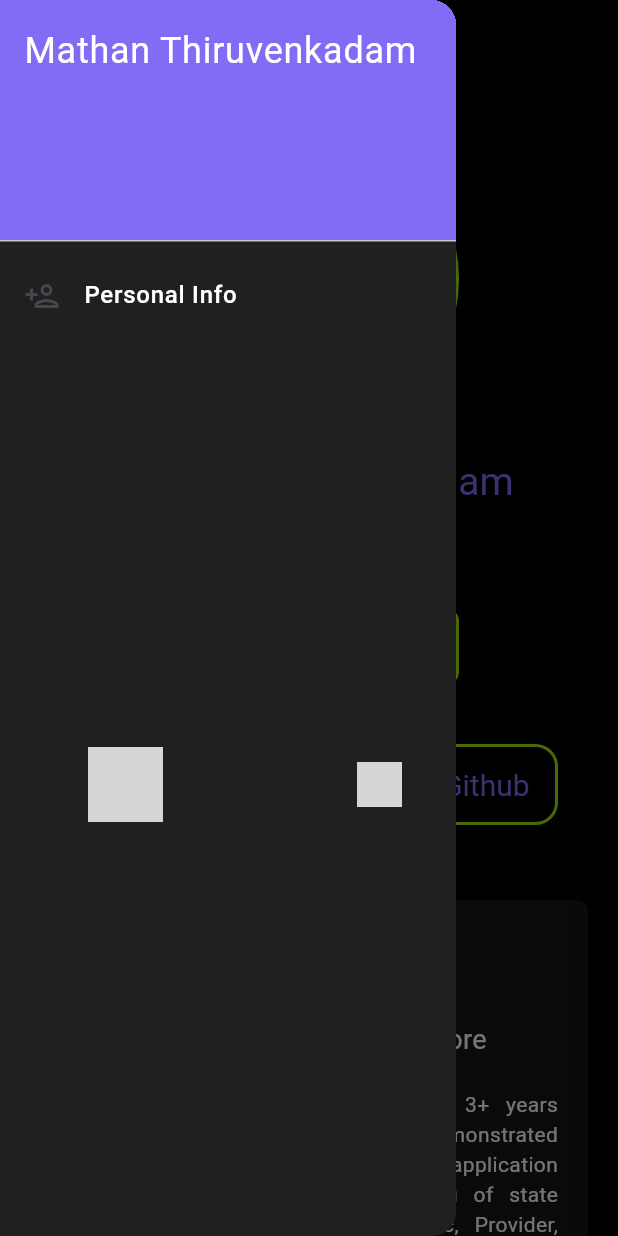
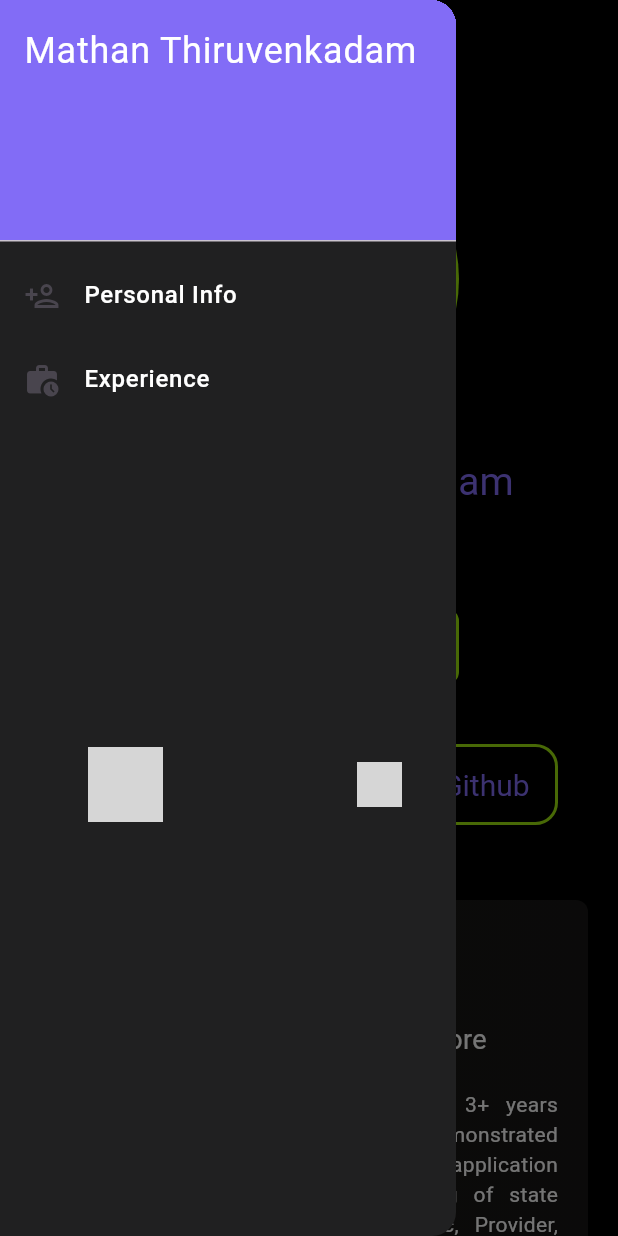
Before and after one commit to mathantr/personal_portfolio, a Flutter app: the screen it shows after launch, with the side drawer open, on a phone screen of 412 x 824 dp. Run offline on Flutter 3.47's test engine with Material 3 defaults, Android fonts, the phone set to English and light mode, and no system bars; drawn by our look-alikes of animated_text_kit; missing offline and left inert: dart:html; network calls fail; grey boxes are pictures that could not be loaded.

Commit message:
update code

```diff
--- a/lib/ui/widget/about_widget.dart
+++ b/lib/ui/widget/about_widget.dart
@@ -182,13 +182,16 @@ class AboutWidget extends StatelessWidget {
                                         width: 20,
                                         fit: BoxFit.cover),
                                   ],
-                                )
+                                ),
                               ],
                             ),
                           ),
                         ),
                       ],
                     ),
+              const SizedBox(
+                height: 20,
+              ),
             ],
           ),
         ),
--- a/lib/ui/widget/box_profile_container.dart
+++ b/lib/ui/widget/box_profile_container.dart
@@ -12,6 +12,12 @@ class BoxProfileContainer extends StatelessWidget {
 
   @override
   Widget build(BuildContext context) {
+    final colorizeColors = [
+      Colors.white,
+      ConstColor.lightBlue,
+      Colors.yellow,
+      Colors.red,
+    ];
     return CommonResponsive.w < 600
         ? Padding(
             padding: const EdgeInsets.symmetric(horizontal: 20),
@@ -101,21 +107,49 @@ class BoxProfileContainer extends StatelessWidget {
                     height: 75,
                     width: 75,
                   ),
-                  TextWidget(
-                    text: 'LinkedIn',
-                    fontSize: 20,
-                    color: Colors.white.withValues(alpha: 0.5),
-                  ),
+                  AnimatedTextKit(repeatForever: true, animatedTexts: [
+                    ColorizeAnimatedText(
+                      'LinkedIn',
+                      textStyle: TextStyle(
+                          fontSize: 22.0,
+                          fontFamily: 'Horizon',
+                          fontWeight: FontWeight.w600),
+                      colors: colorizeColors,
+                    ),
+                  ]),
                   Spacer(),
                   Image.network(
                       'https://img.icons8.com/ios_filled/200/FFFFFF/github.png',
                       height: 50,
                       width: 50,
                       fit: BoxFit.cover),
-                  TextWidget(
-                    text: 'Github',
-                    fontSize: 20,
-                    color: Colors.white.withValues(alpha: 0.5),
+                  Row(
+                    mainAxisSize: MainAxisSize.min,
+                    children: <Widget>[
+                      const SizedBox(width: 20.0, height: 100.0),
+                      const Text(
+                        'Git',
+                        style: TextStyle(fontSize: 28.0, color: Colors.white),
+                      ),
+                      const SizedBox(width: 10.0, height: 100.0),
+                      DefaultTextStyle(
+                        style: const TextStyle(
+                          fontSize: 28,
+                          fontFamily: 'Horizon',
+                        ),
+                        child: AnimatedTextKit(
+                          repeatForever: true,
+                          animatedTexts: [
+                            RotateAnimatedText('Hub',
+                                textStyle: TextStyle(
+                                    color: ConstColor.lightBlue, fontSize: 24)),
+                          ],
+                          onTap: () {
+                            print("Tap Event");
+                          },
+                        ),
+                      ),
+                    ],
                   ),
                   Spacer(),
                 ],
--- a/lib/ui/widget/download_pdf/resume_download.dart
+++ b/lib/ui/widget/download_pdf/resume_download.dart
@@ -30,8 +30,7 @@ class _DownloadPDFPageState extends State<DownloadPDFPage> {
 
   @override
   Widget build(BuildContext context) {
-    return Center(
-      child: InkWell(
+    return InkWell(
       onTap: _downloadPDF, // Handle tap to download
       child: Container(
         height: 50,
@@ -55,7 +54,6 @@ class _DownloadPDFPageState extends State<DownloadPDFPage> {
           ],
         ),
       ),
-      ),
     );
   }
 }
--- a/lib/ui/widget/drawer_widget.dart
+++ b/lib/ui/widget/drawer_widget.dart
@@ -1,5 +1,6 @@
 import 'package:flutter/material.dart';
 import 'package:portfolio/ui/const/const_color.dart';
+import 'package:portfolio/ui/screen/experience.dart';
 import 'package:portfolio/ui/screen/personal_info.dart';
 import 'package:portfolio/ui/widget/text_widget.dart';
 
@@ -49,20 +50,23 @@ class _DrawerWidgetState extends State<DrawerWidget> {
                   ));
             },
           ),
-          // ListTile(
-          //   leading: const Icon(Icons.account_circle),
-          //   title: TextWidget(
-          //     text: 'Personal Info',
-          //     fontSize: 16,
-          //     fontWeight: FontWeight.w500,
-          //   ),
-          //   onTap: () {
-          //     setState(() {
-          //       // selectedPage = 'Profile';
-          //     });
-          //     Navigator.of(context).pop(); // Close the Drawer
-          //   },
-          // ),
+          ListTile(
+            leading: const Icon(
+              Icons.work_history,
+            ),
+            title: TextWidget(
+              text: 'Experience',
+              fontSize: 16,
+              fontWeight: FontWeight.w500,
+            ),
+            onTap: () {
+              Navigator.push(
+                  context,
+                  MaterialPageRoute(
+                    builder: (context) => ExperienceScreen(),
+                  ));
+            },
+          ),
           // ListTile(
           //   leading: const Icon(Icons.settings),
           //   title: const Text('Settings'),
--- a/lib/ui/widget/name_intro_widget.dart
+++ b/lib/ui/widget/name_intro_widget.dart
@@ -1,6 +1,8 @@
 import 'package:flutter/material.dart';
 import 'package:portfolio/ui/widget/mobile_responsive_widget/name_into_widget.dart';
 import 'package:portfolio/ui/widget/text_widget.dart';
+
+import 'download_pdf/resume_download.dart';
 
 class NameIntroWidget extends StatelessWidget {
   const NameIntroWidget({
@@ -10,65 +12,64 @@ class NameIntroWidget extends StatelessWidget {
   @override
   Widget build(BuildContext context) {
     final w = MediaQuery.of(context).size.width;
-    return NameIntoWidgetResponsive();
-    // w < 600
-    //     ? NameIntoWidgetResponsive()
-    //     :
-    // Row(
-    //   mainAxisAlignment: MainAxisAlignment.spaceEvenly,
-    //   children: [
-    //     Flexible(
-    //       flex: 2,
-    //       child: Column(
-    //         crossAxisAlignment: CrossAxisAlignment.start,
-    //         spacing: 20,
-    //         children: [
-    //           TextWidget(text: 'Hi, I\'m Mathan Thiruvenkadam'),
-    //           TextWidget(
-    //             text: 'A Creative',
-    //             fontSize: 44,
-    //             fontWeight: FontWeight.w800,
-    //             color: Color.fromRGBO(157, 229, 14, 1),
-    //           ),
-    //           TextWidget(
-    //             text: 'Mobile Application Developer',
-    //             fontSize: 38,
-    //             fontWeight: FontWeight.w800,
-    //           ),
-    //           TextWidget(
-    //             text: 'Flutter Developer with 3+ Years of Experience',
-    //             fontSize: 20,
-    //             fontWeight: FontWeight.w400,
-    //           ),
-    //           const SizedBox(
-    //             height: 50,
-    //           ),
-    //           Container(
-    //             height: 50,
-    //             width: 150,
-    //             decoration: BoxDecoration(
-    //               borderRadius: BorderRadius.circular(8.0),
-    //               color: Color.fromRGBO(157, 229, 14, 1),
-    //             ),
-    //             child: Row(
-    //               mainAxisAlignment: MainAxisAlignment.center,
-    //               children: [
-    //                 TextWidget(
-    //                   text: 'Get in touch',
-    //                   color: Colors.black,
-    //                 ),
-    //                 Icon(
-    //                   Icons.arrow_right_alt_outlined,
-    //                   color: Colors.black,
-    //                 ),
-    //               ],
-    //             ),
-    //           )
-    //         ],
-    //       ),
-    //     ),
-    //     Flexible(flex: 1, child: Image.asset('assets/profile.png'))
-    //   ],
-    // );
+    return w < 600
+        ? NameIntoWidgetResponsive()
+        : Row(
+            mainAxisAlignment: MainAxisAlignment.spaceEvenly,
+            children: [
+              Flexible(
+                flex: 2,
+                child: Column(
+                  crossAxisAlignment: CrossAxisAlignment.start,
+                  spacing: 20,
+                  children: [
+                    TextWidget(text: 'Hi, I\'m Mathan Thiruvenkadam'),
+                    TextWidget(
+                      text: 'A Creative',
+                      fontSize: 44,
+                      fontWeight: FontWeight.w800,
+                      color: Color.fromRGBO(157, 229, 14, 1),
+                    ),
+                    TextWidget(
+                      text: 'Mobile Application Developer',
+                      fontSize: 38,
+                      fontWeight: FontWeight.w800,
+                    ),
+                    TextWidget(
+                      text: 'Flutter Developer with 3+ Years of Experience',
+                      fontSize: 20,
+                      fontWeight: FontWeight.w400,
+                    ),
+                    const SizedBox(
+                      height: 50,
+                    ),
+                    // Container(
+                    //   height: 50,
+                    //   width: 150,
+                    //   decoration: BoxDecoration(
+                    //     borderRadius: BorderRadius.circular(8.0),
+                    //     color: Color.fromRGBO(157, 229, 14, 1),
+                    //   ),
+                    //   child: Row(
+                    //     mainAxisAlignment: MainAxisAlignment.center,
+                    //     children: [
+                    //       TextWidget(
+                    //         text: 'Get in touch',
+                    //         color: Colors.black,
+                    //       ),
+                    //       Icon(
+                    //         Icons.arrow_right_alt_outlined,
+                    //         color: Colors.black,
+                    //       ),
+                    //     ],
+                    //   ),
+                    // )
+                    DownloadPDFPage(),
+                  ],
+                ),
+              ),
+              Flexible(flex: 1, child: Image.asset('assets/profile.png'))
+            ],
+          );
   }
 }
--- a/pubspec.yaml
+++ b/pubspec.yaml
@@ -41,6 +41,7 @@ dev_dependencies:
   http: ^1.2.2
   path_provider: ^2.1.5
   permission_handler: ^11.3.1
+  url_launcher: ^6.3.1
 
 # For information on the generic Dart part of this file, see the
 # following page: https://dart.dev/tools/pub/pubspec
```
Also changed, not shown: lib/customdrawing.dart (added, +50 -0 lines), lib/ui/screen/experience.dart (added, +84 -0 lines), lib/ui/widget/mobile_responsive_widget/experience_widget_mobile.dart (added, +34 -0 lines), pubspec.lock, 5 other files. Lines whose indentation alone changed are shown as unchanged.
